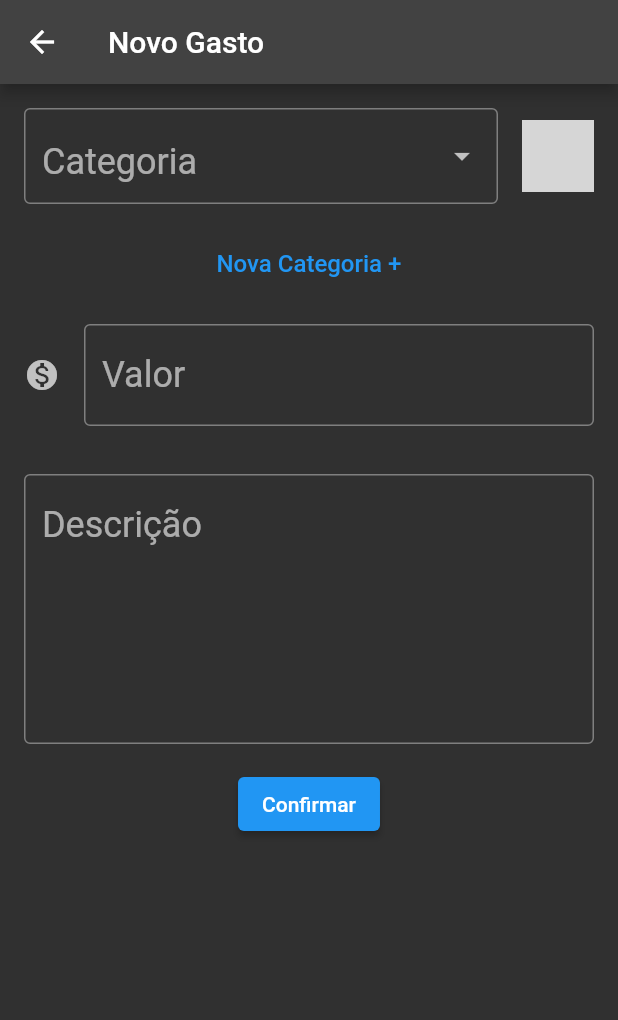
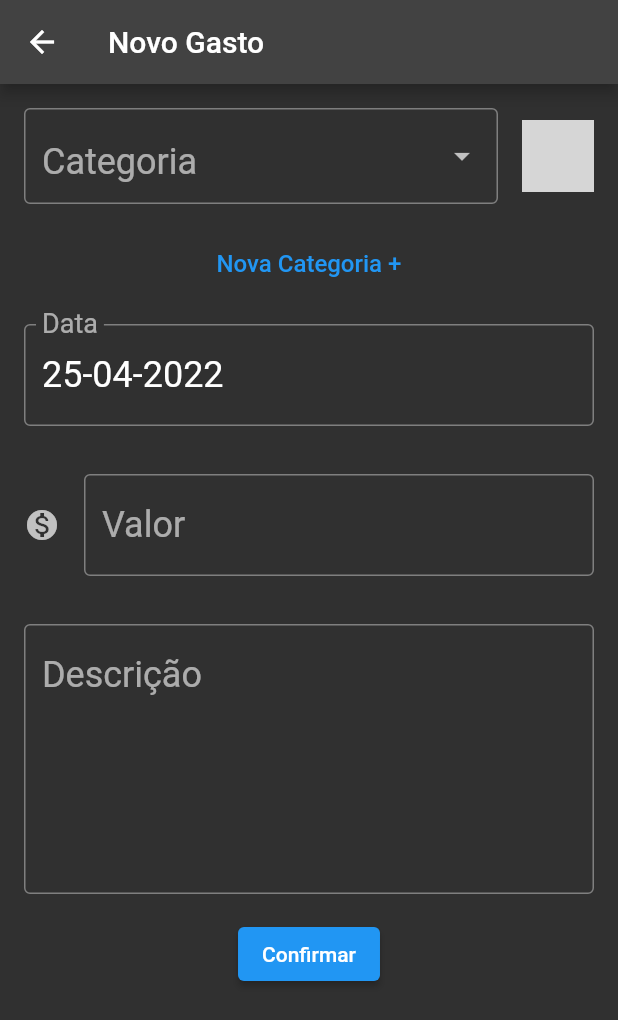
Before and after one commit to GabrielBoscoli/INF1300, a Flutter app: the FormularioGasto screen opened directly, after a tap on "Confirmar", on a phone screen of 412 x 824 dp. Shown: the top 1020 px of the screen. Run offline on Flutter 3.47's test engine with Material 2 defaults, Android fonts, the phone set to English and light mode, and no system bars; our stand-ins replace flutter_colorpicker, sqflite; accounts and stored records are empty; grey boxes are pictures that could not be loaded.

Commit message:
fluxo de criacao de novo gasto

```diff
--- a/lib/components/editor.dart
+++ b/lib/components/editor.dart
@@ -8,15 +8,18 @@ class Editor extends StatelessWidget {
   final IconData? icone;
   final int? maxLines;
   final TextInputType? textInputType;
+  final bool readOnly;
+  final Function? onTapCallback;
 
   const Editor(this.controlador, this.rotulo, this.dica,
-      {this.icone, this.maxLines, this.textInputType});
+      {this.icone, this.maxLines, this.textInputType, this.readOnly = false, this.onTapCallback});
 
   @override
   Widget build(BuildContext context) {
     return Padding(
       padding: const EdgeInsets.all(16.0),
       child: TextField(
+        readOnly: readOnly,
         controller: controlador,
         style: const TextStyle(fontSize: 24.0),
         decoration: InputDecoration(
@@ -28,6 +31,7 @@ class Editor extends StatelessWidget {
         ),
         keyboardType: textInputType ?? TextInputType.text,
         maxLines: maxLines,
+        onTap: onTapCallback != null ? () => onTapCallback!() : null,
       ),
     );
   }
--- a/lib/components/seletor_categoria.dart
+++ b/lib/components/seletor_categoria.dart
@@ -1,5 +1,5 @@
 import 'package:bytebank/models/categoria.dart';
-import 'package:bytebank/screens/gasto/nova_categoria.dart';
+import 'package:bytebank/screens/gasto/categoria/nova_categoria.dart';
 import 'package:flutter/material.dart';
 import 'package:flutter_colorpicker/flutter_colorpicker.dart';
 
@@ -9,8 +9,9 @@ class SeletorCategoria extends StatefulWidget {
     Categoria('Comida', Colors.blue),
     Categoria('Carro', Colors.green),
   ];
+  final Function _onChangedCallback;
 
-  SeletorCategoria({Key? key}) : super(key: key);
+  SeletorCategoria(this._onChangedCallback, {Key? key}) : super(key: key);
 
   @override
   State<StatefulWidget> createState() {
@@ -46,7 +47,10 @@ class SeletorCategoriaState extends State<SeletorCategoria> {
                       );
                     }).toList(),
                     onChanged: (categoria) {
-                      setState(() => _atualizaSeletor(categoria));
+                      setState(()  {
+                        _atualizaSeletor(categoria);
+                        widget._onChangedCallback(categoria);
+                      });
                     },
                     isExpanded: true,
                     decoration: const InputDecoration(
@@ -77,6 +81,7 @@ class SeletorCategoriaState extends State<SeletorCategoria> {
               debugPrint('categoria recebida: $categoria');
               setState(() {
                 _atualizaSeletor(categoria);
+                widget._onChangedCallback(categoria);
                 if (categoria != null) {
                   widget.categorias.add(categoria);
                 }
--- a/lib/database/dao/gasto_dao.dart
+++ b/lib/database/dao/gasto_dao.dart
@@ -1,3 +1,6 @@
+import 'dart:ui';
+
+import 'package:bytebank/models/categoria.dart';
 import 'package:bytebank/models/gasto.dart';
 import 'package:sqflite/sqflite.dart';
 
@@ -5,6 +8,24 @@ import '../app_database.dart';
 
 class GastoDao {
   static const String _tableName = 'contacts';
+  static const String _id = 'id';
+  static const String _valor = 'valor';
+  static const String _descricao = 'descricao';
+  static const String _categoriaNome = 'categoria';
+  static const String _categoriaCor = 'categoriaCor';
+  static const String _ano = 'ano';
+  static const String _mes = 'mes';
+  static const String _dia = 'dia';
+  // TODO: extrair categoria para uma tabela propria
+  static const String tableSql = 'CREATE TABLE $_tableName('
+      '$_id INTEGER PRIMARY KEY, '
+      '$_valor REAL,'
+      '$_descricao TEXT,'
+      '$_categoriaNome TEXT,'
+      '$_categoriaCor INTEGER,'
+      '$_ano INTEGER,'
+      '$_mes INTEGER,'
+      '$_dia INTEGER)';
 
   Future<int> save(Gasto gasto) async {
     final Database db = await getDatabase();
@@ -25,9 +46,8 @@ class GastoDao {
     return db.update(
       _tableName,
       gastoMap,
-      // TODO: atualizar clausula where
-      // where: 'id = ?',
-      // whereArgs: [gasto.id],
+      where: 'id = ?',
+      whereArgs: [gasto.id],
     );
   }
 
@@ -42,22 +62,28 @@ class GastoDao {
 
   Map<String, dynamic> _toMap(Gasto gasto) {
     final Map<String, dynamic> gastoMap = Map();
-    // TODO: fazer o map corretamente.
-    // gastoMap[_name] = gasto.name;
-    // gastoMap[_accountNumber] = gasto.accountNumber;
+    // TODO: Verificar se pode fazer um map pra tipos complexos como Categoria.
+    gastoMap[_categoriaNome] = gasto.categoria.name;
+    gastoMap[_categoriaCor] = gasto.categoria.color.value;
+    gastoMap[_descricao] = gasto.descricao;
+    gastoMap[_ano] = gasto.data.year;
+    gastoMap[_mes] = gasto.data.month;
+    gastoMap[_dia] = gasto.data.day;
+    gastoMap[_valor] = gasto.valor;
     return gastoMap;
   }
 
   List<Gasto> _toList(List<Map<String, dynamic>> result) {
     final List<Gasto> gastos = [];
     for (Map<String, dynamic> row in result) {
-      // TODO: criar o objeto Gasto e adicionar na lista
-      // final Gasto gasto = Gasto(
-      //   row[_id],
-      //   row[_name],
-      //   row[_accountNumber],
-      // );
-      // gastos.add(gasto);
+      final Gasto gasto = Gasto(
+        row[_id],
+        row[_valor],
+        row[_descricao],
+        Categoria(row[_categoriaNome], Color(row[_categoriaCor])),
+        DateTime(row[_ano], row[_mes], row[_dia]),
+      );
+      gastos.add(gasto);
     }
     return gastos;
   }
--- a/lib/main.dart
+++ b/lib/main.dart
@@ -1,5 +1,5 @@
 import 'package:bytebank/screens/gasto/lista.dart';
-import 'package:bytebank/screens/gasto/nova_categoria.dart';
+import 'package:bytebank/screens/gasto/categoria/nova_categoria.dart';
 import 'package:flutter/material.dart';
 
 void main() => runApp(BytebankApp());
--- a/lib/models/gasto.dart
+++ b/lib/models/gasto.dart
@@ -1,14 +1,16 @@
 import 'categoria.dart';
 
 class Gasto {
+  final int id;
   final double valor;
-  final int numeroConta;
+  final String descricao;
   final Categoria categoria;
+  final DateTime data;
 
-  Gasto(this.valor, this.numeroConta, this.categoria);
+  Gasto(this.id, this.valor, this.descricao, this.categoria, this.data);
 
   @override
   String toString() {
-    return 'Gasto{valor: $valor, numeroConta: $numeroConta, categoria: $categoria}';
+    return 'Gasto{id: $id, valor: $valor, descricao: $descricao, categoria: $categoria, data: $data}';
   }
 }
--- a/lib/screens/gasto/novo_gasto.dart
+++ b/lib/screens/gasto/novo_gasto.dart
@@ -1,12 +1,15 @@
 import 'package:bytebank/components/editor.dart';
 import 'package:bytebank/components/seletor_categoria.dart';
+import 'package:bytebank/database/dao/gasto_dao.dart';
 import 'package:bytebank/models/categoria.dart';
 import 'package:bytebank/models/gasto.dart';
 import 'package:flutter/material.dart';
-import 'package:flutter_colorpicker/flutter_colorpicker.dart';
+import 'package:intl/intl.dart';
 
 class FormularioGasto extends StatefulWidget {
-  const FormularioGasto({Key? key}) : super(key: key);
+  final GastoDao _gastoDao = GastoDao();
+
+  FormularioGasto({Key? key}) : super(key: key);
 
   @override
   State<StatefulWidget> createState() {
@@ -15,9 +18,14 @@ class FormularioGasto extends StatefulWidget {
 }
 
 class FormularioGastoState extends State<FormularioGasto> {
-  final TextEditingController _controladorCampoCategoria =
+  final TextEditingController _controladorCampoDescricao =
       TextEditingController();
   final TextEditingController _controladorCampoValor = TextEditingController();
+  DateTime _selectedDate = DateTime.now();
+  final DateFormat _formatter = DateFormat('dd-MM-yyyy');
+  late final TextEditingController _controladorCampoData =
+      TextEditingController(text: _formatter.format(_selectedDate));
+  Categoria? _selectedCategoria;
 
   @override
   Widget build(BuildContext context) {
@@ -28,7 +36,14 @@ class FormularioGastoState extends State<FormularioGasto> {
       body: SingleChildScrollView(
         child: Column(
           children: <Widget>[
-            SeletorCategoria(),
+            SeletorCategoria(_callbackSeletorCategoria),
+            Editor(
+              _controladorCampoData,
+              'Data',
+              'Data',
+              readOnly: true,
+              onTapCallback: () => _callbackDatePicker(),
+            ),
             Editor(
               _controladorCampoValor,
               'Valor',
@@ -37,17 +52,11 @@ class FormularioGastoState extends State<FormularioGasto> {
               textInputType: TextInputType.number,
             ),
             Editor(
-              _controladorCampoCategoria,
+              _controladorCampoDescricao,
               'Descrição',
               'Breve descrição do gasto.',
               maxLines: 5,
             ),
-            // MaterialPicker(pickerColor: const Color(0xFFFFFFFF), onColorChanged: (color) {}),
-            // MultipleChoiceBlockPicker(pickerColors: const [Color(0xFFFFFFFF)], onColorsChanged: (color) {}, useInShowDialog: true,),
-            // ColorPicker(pickerColor: const Color(0xFFFFFFFF), onColorChanged: (color) {}),
-            // ColorPickerLabel(HSVColor.fromColor(const Color(0xFFFFFFFF))),
-            // BlockPicker(pickerColor: const Color(0xFFFFFFFF), onColorChanged: (color) {}),
-            // ColorIndicator(HSVColor.fromColor(const Color(0xFFFFFFFF))),
             ElevatedButton(
               child: const Text('Confirmar'),
               onPressed: () => _criaGasto(context),
@@ -59,14 +68,42 @@ class FormularioGastoState extends State<FormularioGasto> {
   }
 
   void _criaGasto(BuildContext context) {
-    final int? numeroConta = int.tryParse(_controladorCampoCategoria.text);
+    final String? descricao = _controladorCampoDescricao.text;
     final double? valor = double.tryParse(_controladorCampoValor.text);
-    if (numeroConta != null && valor != null) {
-      final Gasto gastoCriado = Gasto(
-          valor, numeroConta, Categoria('default categoria', Colors.teal));
+    if (valor != null && _selectedCategoria != null) {
+      final Gasto novoGasto = Gasto(
+        1,
+        valor,
+        descricao!,
+        _selectedCategoria!,
+        _selectedDate,
+      );
       debugPrint('Criando gasto');
-      debugPrint('$gastoCriado');
-      Navigator.pop(context, gastoCriado);
+      debugPrint('$novoGasto');
+      widget._gastoDao.save(novoGasto);
+      Navigator.pop(context);
+    } else {
+      debugPrint('Nao criou gasto');
     }
   }
+
+  void _callbackDatePicker() {
+    showDatePicker(
+      context: context,
+      initialDate: _selectedDate,
+      firstDate: DateTime.now().subtract(const Duration(days: 365)),
+      lastDate: DateTime.now(),
+    ).then((date) {
+      if (date != null) {
+        setState(() {
+          _selectedDate = date;
+          _controladorCampoData.text = _formatter.format(_selectedDate);
+        });
+      }
+    });
+  }
+
+  void _callbackSeletorCategoria(Categoria? categoria) {
+    _selectedCategoria = categoria;
+  }
 }
--- a/pubspec.yaml
+++ b/pubspec.yaml
@@ -37,6 +37,7 @@ dependencies:
   # Use with the CupertinoIcons class for iOS style icons.
   cupertino_icons: ^1.0.2
   flutter_colorpicker: ^1.0.3
+  intl: ^0.17.0
 
 dev_dependencies:
   flutter_test:
```
Also changed, not shown: lib/database/app_database.dart (+5 -4 lines), lib/screens/gasto/categoria/nova_categoria.dart (added, +47 -0 lines), lib/screens/gasto/item.dart (+5 -2 lines), pubspec.lock.
